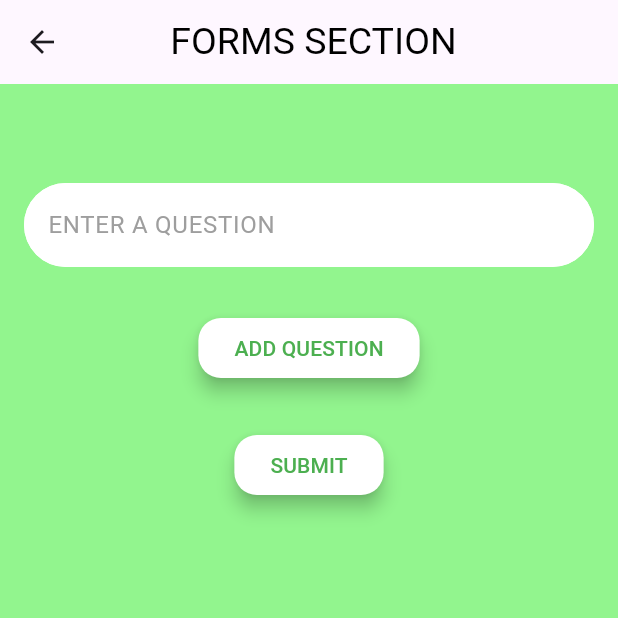
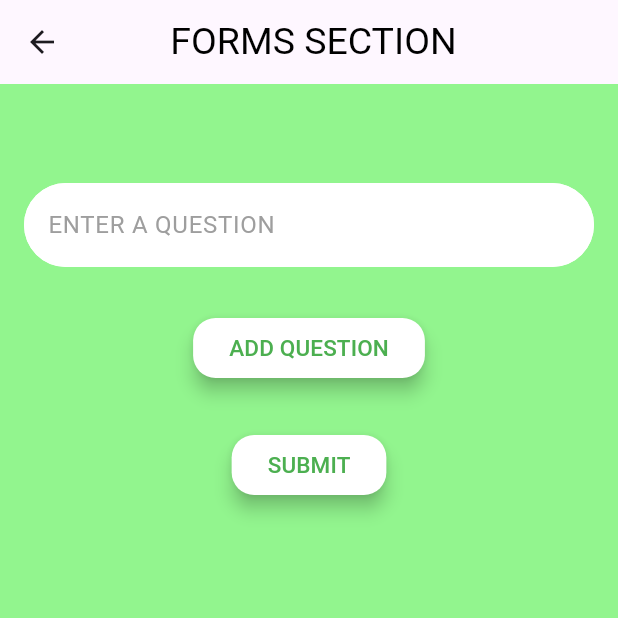
Before and after one commit to Meehad/CSP, a Flutter app: the deptform screen opened directly, on a phone screen of 412 x 824 dp, the top half of it. Run offline on Flutter 3.47's test engine with Material 3 defaults, Android fonts, the phone set to English and light mode, and no system bars; our stand-ins replace carousel_slider, flutter_rating_bar, image_picker, pinput.

```diff
--- a/csp_front/csp_dept/lib/screens/deptevent.dart
+++ b/csp_front/csp_dept/lib/screens/deptevent.dart
@@ -151,7 +151,8 @@ class _EventFormState extends State<EventForm> {
                     }
                   }
                 },
-                child: const Text('SUBMIT'),
+                child: const Text('SUBMIT', style: TextStyle(fontSize: 15))
+                ,
               ),
             ),
           ],
--- a/csp_front/csp_dept/lib/screens/deptform.dart
+++ b/csp_front/csp_dept/lib/screens/deptform.dart
@@ -109,7 +109,7 @@ class _QuestionFormState extends State<QuestionForm> {
                 _formKey.currentState!.save();
               }
             },
-            child: const Text('ADD QUESTION'),
+            child: const Text('ADD QUESTION',style: TextStyle(fontSize: 15)),
           ),
           const SizedBox(height: 30,),
        ElevatedButton(
@@ -121,7 +121,7 @@ class _QuestionFormState extends State<QuestionForm> {
                               borderRadius: BorderRadius.circular(15), // rounded corners
                                 ),
                         ),onPressed: (){},
-                        child: const Text('SUBMIT'),
+                        child: const Text('SUBMIT',style: TextStyle(fontSize: 15)),
                       ),
 
 
```
